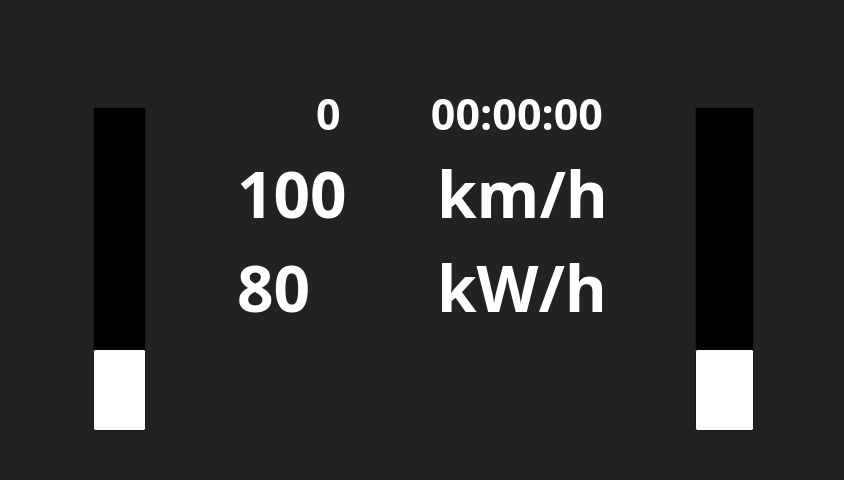
Above: src/mainwindow.ui from FSLART/volante_alpha_qt before the change. Below: the same form after it.
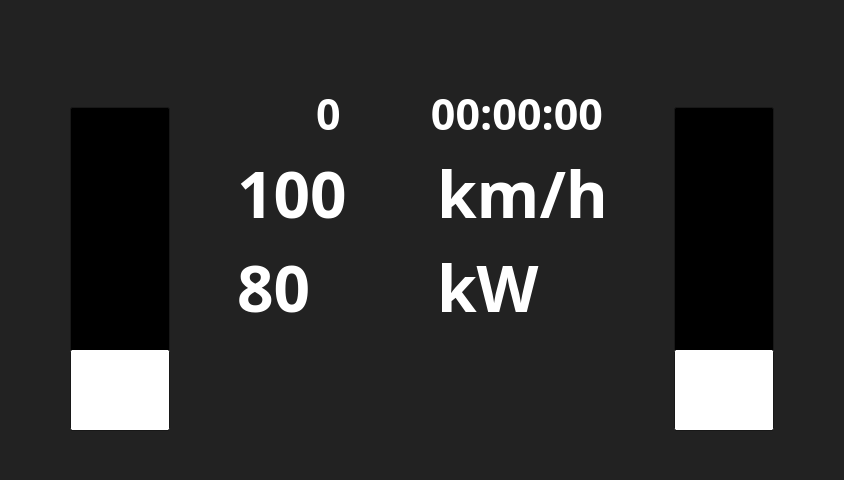
That is the form after the change. Icons and pictures are not drawn. Custom widgets are drawn as their Qt base class.

Diff of the .ui file:
```diff
--- a/src/mainwindow.ui
+++ b/src/mainwindow.ui
@@ -288,6 +288,12 @@
         </property>
         <item>
          <widget class="QProgressBar" name="PowerLimitBar">
+          <property name="minimumSize">
+           <size>
+            <width>100</width>
+            <height>0</height>
+           </size>
+          </property>
           <property name="font">
            <font>
             <family>Fira Mono</family>
@@ -373,6 +379,12 @@
         </property>
         <item>
          <widget class="QProgressBar" name="SOCLimitBar">
+          <property name="minimumSize">
+           <size>
+            <width>100</width>
+            <height>0</height>
+           </size>
+          </property>
           <property name="font">
            <font>
             <family>Fira Mono</family>
@@ -380,6 +392,9 @@
             <bold>true</bold>
            </font>
           </property>
+          <property name="minimum">
+           <number>0</number>
+          </property>
           <property name="value">
            <number>24</number>
           </property>
@@ -536,7 +551,7 @@
                  </font>
                 </property>
                 <property name="text">
-                 <string>kW/h</string>
+                 <string>kW</string>
                 </property>
                </widget>
               </item>
```
